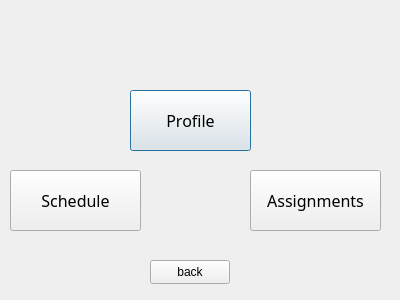
Above: nursewindow.ui from Doha-Deia/final2 before the change. Below: the same form after it.
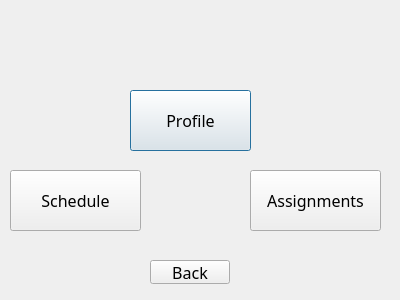
That is the form after the change.

```diff
--- a/nursewindow.ui
+++ b/nursewindow.ui
@@ -99,8 +99,14 @@
      <height>24</height>
     </rect>
    </property>
+   <property name="font">
+    <font>
+     <family>Script MT Bold</family>
+     <pointsize>12</pointsize>
+    </font>
+   </property>
    <property name="text">
-    <string>back</string>
+    <string>Back</string>
    </property>
   </widget>
  </widget>
```
